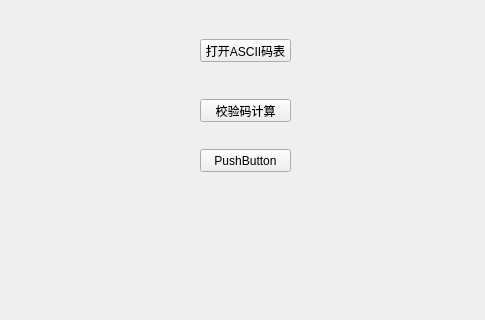
The window that stduart/serial_setting.ui (stdplus/stduart) describes before a commit, drawn with Qt 5; both pictures show x 0 to 485 and y 221 to 541 of the 705 by 666 pixel window.
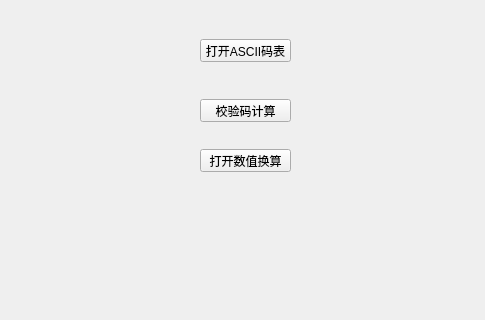
The same window after the commit. The open tabs and pages were chosen to show the change.

What changed in the file:
```diff
--- a/stduart/serial_setting.ui
+++ b/stduart/serial_setting.ui
@@ -11,7 +11,7 @@
    </rect>
   </property>
   <property name="sizePolicy">
-   <sizepolicy hsizetype="Expanding" vsizetype="Expanding">
+   <sizepolicy hsizetype="Preferred" vsizetype="Preferred">
     <horstretch>0</horstretch>
     <verstretch>0</verstretch>
    </sizepolicy>
@@ -418,7 +418,7 @@
       </rect>
      </property>
      <property name="text">
-      <string>PushButton</string>
+      <string>打开数值换算</string>
      </property>
     </widget>
    </widget>
```
Left out of the diff: 2 changed lines with no effect on the pictures.
